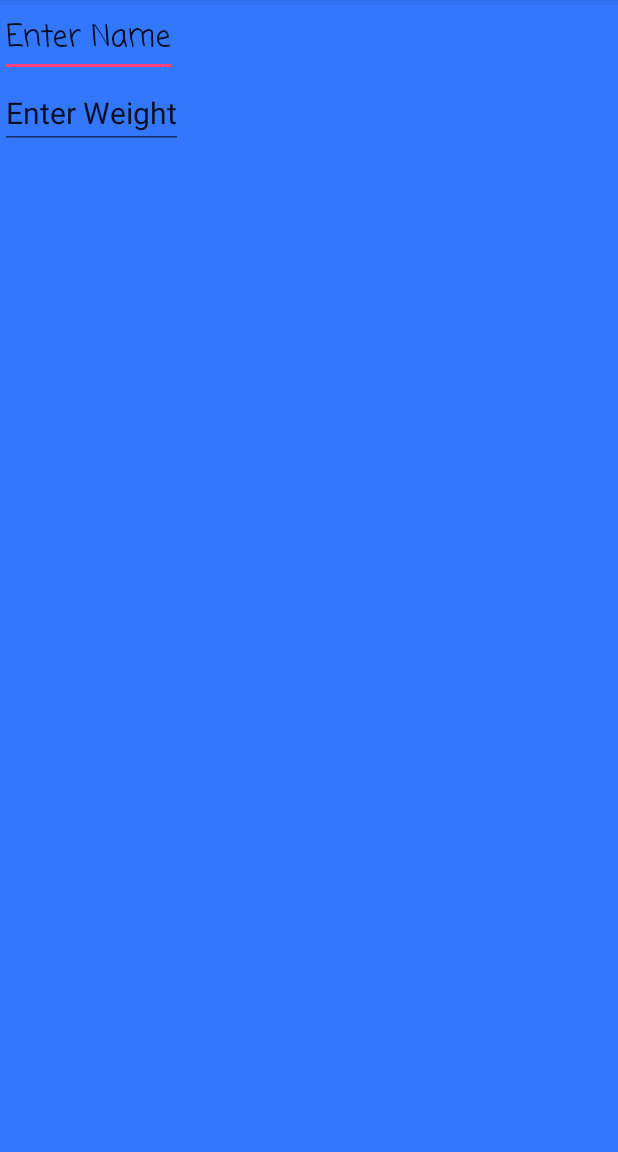
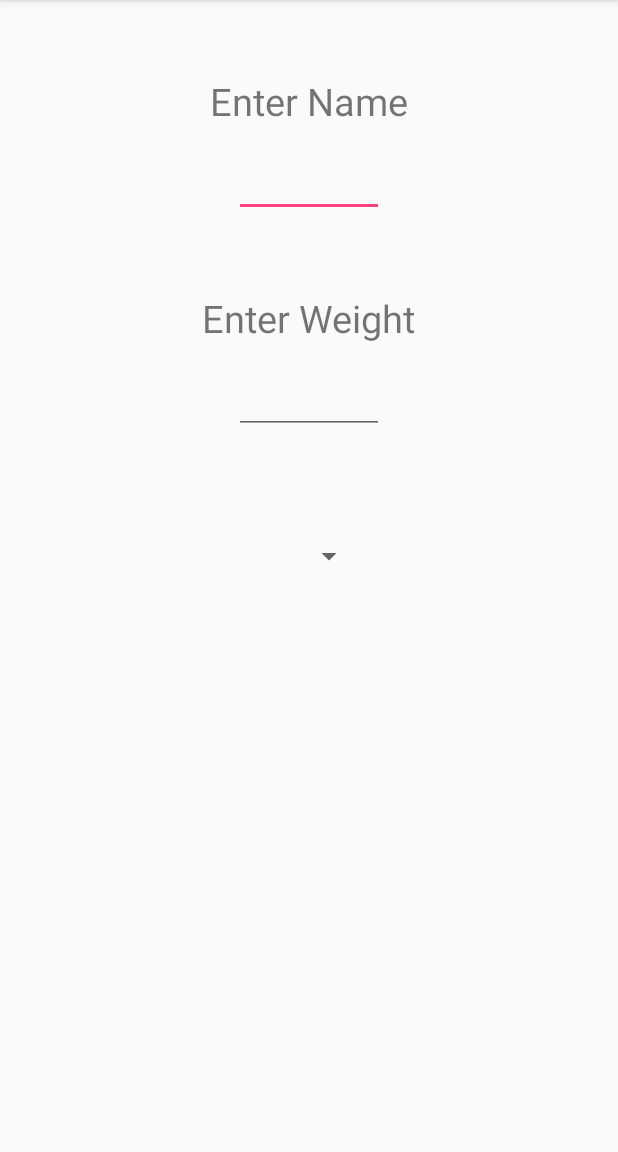
Before and after one commit to yashtibrewal/WaterApplication, an Android app: the screen it shows after launch (MainActivity), on a phone screen of 412 x 824 dp, the part 84-1236 px from its top. Run offline under Robolectric (Android 15) with nearby library versions, the phone set to English and light mode, and no system bars; 1 statement that could not run was skipped.

Commit message:
created the strarting page basic layout

```diff
--- a/app/src/main/AndroidManifest.xml
+++ b/app/src/main/AndroidManifest.xml
@@ -10,6 +10,8 @@
         android:supportsRtl="true"
         android:theme="@style/AppTheme">
         <activity android:name=".MainActivity">
+
+
             <intent-filter>
                 <action android:name="android.intent.action.MAIN" />
 
--- a/app/src/main/java/com/example/dell_7560/waterapplication/MainActivity.java
+++ b/app/src/main/java/com/example/dell_7560/waterapplication/MainActivity.java
@@ -2,6 +2,9 @@ package com.example.dell_7560.waterapplication;
 
 import android.support.v7.app.AppCompatActivity;
 import android.os.Bundle;
+import android.widget.ArrayAdapter;
+import android.widget.Spinner;
+import android.widget.TextView;
 
 public class MainActivity extends AppCompatActivity {
 
@@ -9,5 +12,11 @@ public class MainActivity extends AppCompatActivity {
     protected void onCreate(Bundle savedInstanceState) {
         super.onCreate(savedInstanceState);
         setContentView(R.layout.activity_main);
+        Spinner spinner=findViewById(R.id.id_spinner1);
+
+        ArrayAdapter<TextView> adapter =ArrayAdapter.createFromResource(this,R.array.);
+        //setting the new text view to the array adapter
+
+        spinner.setAdapter(adapter);
     }
 }
--- a/app/src/main/res/layout/activity_main.xml
+++ b/app/src/main/res/layout/activity_main.xml
@@ -6,20 +6,50 @@
     android:layout_width="match_parent"
     android:layout_height="match_parent"
     tools:context="com.example.dell_7560.waterapplication.MainActivity"
-    android:orientation="vertical"
-    android:background="#3377ff">
-
+    android:orientation="vertical">
+        <TextView
+            android:layout_width="wrap_content"
+            android:layout_height="wrap_content"
+            android:text="Enter Name"
+            android:textSize="25dp"
+            android:paddingTop="50dp"
+            android:layout_gravity="center"/>
         <EditText
+            android:paddingTop="10dp"
             android:layout_width="wrap_content"
             android:layout_height="wrap_content"
             android:fontFamily="casual"
-        android:textSize="20dp"
-        android:text="Enter Name"/>
-    <EditText
+            android:textSize="25dp"
+            android:textAlignment="center"
+            android:layout_gravity="center"
+            android:width="100dp"/>
+        <TextView
+            android:paddingTop="50dp"
             android:layout_width="wrap_content"
             android:layout_height="wrap_content"
-        android:textSize="20dp"
-        android:text="Enter Weight"/>
+            android:text="Enter Weight"
+            android:textSize="25dp"
+            android:layout_gravity="center"/>
+        <EditText
+            android:width="100dp"
+            android:paddingTop="10dp"
+            android:layout_width="wrap_content"
+            android:layout_height="wrap_content"
+            android:textSize="25dp"
+            android:fontFamily="casual"
+            android:layout_gravity="center"/>
+        <TextView
+            android:layout_width="wrap_content"
+            android:layout_height="wrap_content"
+            android:paddingTop="50dp"/>
+        <Spinner
+            android:id="@+id/id_spinner1"
+            android:minWidth="75dp"
+            android:layout_width="wrap_content"
+            android:layout_height="wrap_content"
+            android:entries="@array/Metrics"
+            android:layout_gravity="center"
+            />
 
 
 </LinearLayout>
--- /dev/null
+++ b/app/src/main/res/layout/spinner_item.xml
@@ -0,0 +1,8 @@
+<?xml version="1.0" encoding="utf-8"?>
+<TextView
+    xmlns:android="http://schemas.android.com/apk/res/android"
+     android:layout_height="wrap_content"
+    android:layout_width="match_parent"
+    android:textSize="20dp"
+    android:padding="5dp"
+    android:layout_gravity="center"/>
--- a/app/src/main/res/values/strings.xml
+++ b/app/src/main/res/values/strings.xml
@@ -1,3 +1,7 @@
 <resources>
     <string name="app_name">WaterApplication</string>
+    <string-array name="Metrics">
+        <item>kg</item>
+        <item>lbs</item>
+    </string-array>
 </resources>
```
Also changed, not shown: app/src/main/res/drawable/images.jpg (added). Lines whose indentation alone changed are shown as unchanged.
